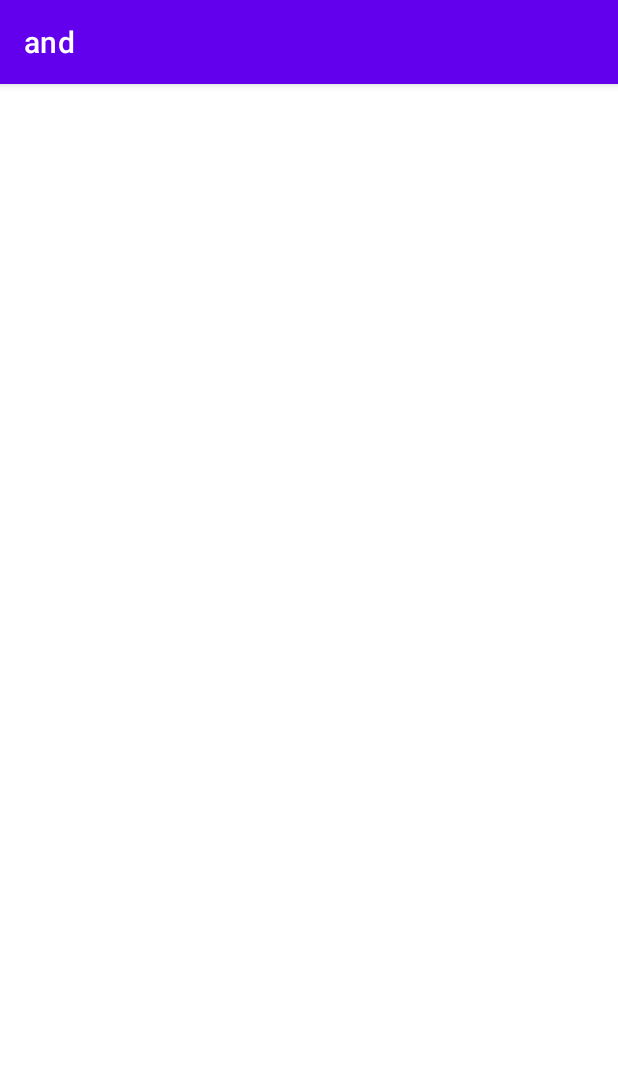
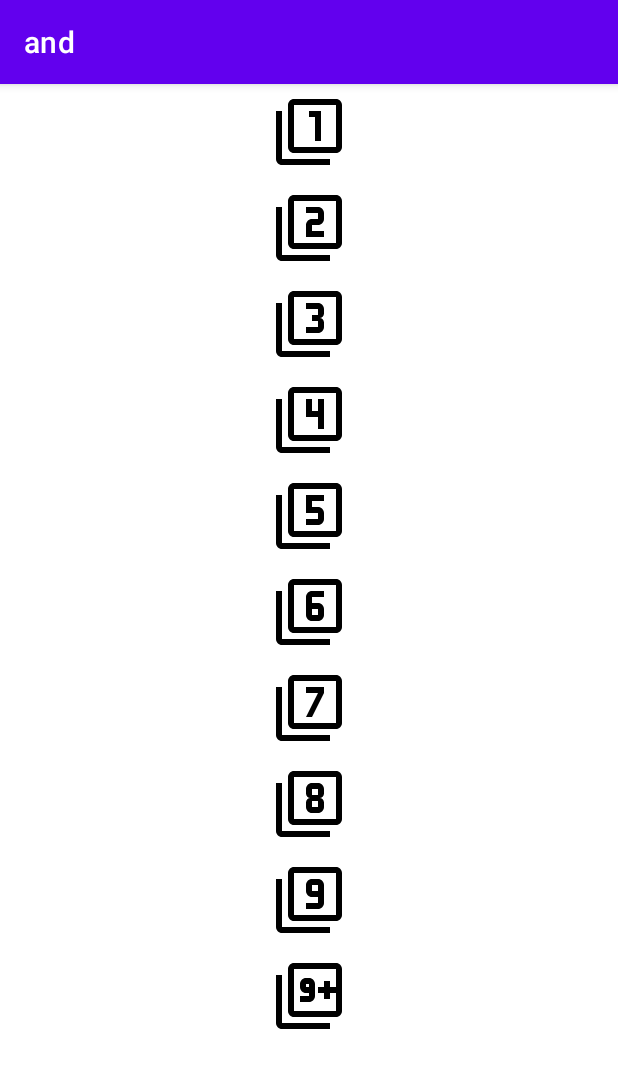
Before and after one commit to aleksandrgrigorev/and, an Android app: the screen it shows after launch (Activity), on a phone screen of 412 x 824 dp. Shown: the top 1068 px of the screen. Run offline under Robolectric (Android 15) with nearby library versions, the phone set to English and light mode, and no system bars.

Commit message:
FAT-52165: RecyclerView, AlertDialogFragment

```diff
--- a/app/build.gradle
+++ b/app/build.gradle
@@ -37,6 +37,7 @@ android {
 
 dependencies {
 
+    implementation 'androidx.recyclerview:recyclerview:1.2.1'
     implementation 'androidx.core:core-ktx:1.9.0'
     implementation 'androidx.fragment:fragment-ktx:1.5.5'
     implementation 'androidx.appcompat:appcompat:1.6.1'
--- a/app/src/main/java/com/and/and/Activity.kt
+++ b/app/src/main/java/com/and/and/Activity.kt
@@ -1,17 +1,14 @@
 package com.and.and
 
+import android.os.Bundle
 import androidx.appcompat.app.AppCompatActivity
-import android.os.Bundle
 
 class Activity : AppCompatActivity() {
 
     override fun onCreate(savedInstanceState: Bundle?) {
         super.onCreate(savedInstanceState)
         setContentView(R.layout.activity_main)
-        if (savedInstanceState == null) {
-            supportFragmentManager.beginTransaction()
-                .replace(R.id.container, SecondFragment())
-                .commitNow()
-        }
+        supportFragmentManager.beginTransaction().replace(R.id.frame_layout, ThirdFragment())
+            .commit()
     }
 }
--- /dev/null
+++ b/app/src/main/java/com/and/and/Adapter.kt
@@ -0,0 +1,46 @@
+package com.and.and
+
+import android.view.LayoutInflater
+import android.view.View
+import android.view.ViewGroup
+import androidx.recyclerview.widget.RecyclerView
+import com.google.android.material.imageview.ShapeableImageView
+
+class Adapter(private val itemList: ArrayList<Item>) :
+    RecyclerView.Adapter<Adapter.ItemViewHolder>() {
+
+    private lateinit var mListener: OnItemClickListener
+
+    interface OnItemClickListener {
+        fun onItemClick(position: Int)
+    }
+
+    fun setOnItemClickListener(listener: OnItemClickListener){
+        mListener = listener
+    }
+
+    override fun onCreateViewHolder(parent: ViewGroup, viewType: Int): ItemViewHolder {
+        val itemView =
+            LayoutInflater.from(parent.context).inflate(R.layout.list_item, parent, false)
+        return ItemViewHolder(itemView, mListener)
+    }
+
+    override fun getItemCount(): Int {
+        return itemList.size
+    }
+
+    override fun onBindViewHolder(holder: ItemViewHolder, position: Int) {
+        val currentItem = itemList[position]
+        holder.image.setImageResource(currentItem.image)
+    }
+
+    class ItemViewHolder(itemView: View, listener: OnItemClickListener) : RecyclerView.ViewHolder(itemView) {
+        val image: ShapeableImageView = itemView.findViewById(R.id.image)
+
+        init {
+            itemView.setOnClickListener {
+                listener.onItemClick(bindingAdapterPosition)
+            }
+        }
+    }
+}
--- /dev/null
+++ b/app/src/main/java/com/and/and/Item.kt
@@ -0,0 +1,3 @@
+package com.and.and
+
+data class Item(var image: Int)
--- /dev/null
+++ b/app/src/main/java/com/and/and/ThirdFragment.kt
@@ -0,0 +1,83 @@
+package com.and.and
+
+import android.app.AlertDialog
+import android.os.Bundle
+import android.view.LayoutInflater
+import android.view.View
+import android.view.ViewGroup
+import androidx.fragment.app.Fragment
+import androidx.recyclerview.widget.LinearLayoutManager
+import androidx.recyclerview.widget.RecyclerView
+
+class ThirdFragment : Fragment() {
+
+    private lateinit var adapter : Adapter
+    private lateinit var recyclerView: RecyclerView
+    private lateinit var itemArrayList : ArrayList<Item>
+
+    lateinit var imageId : Array<Int>
+
+    override fun onCreateView(
+        inflater: LayoutInflater, container: ViewGroup?,
+        savedInstanceState: Bundle?
+    ): View? {
+        return inflater.inflate(R.layout.fragment_third, container, false)
+    }
+
+    override fun onViewCreated(view: View, savedInstanceState: Bundle?) {
+        super.onViewCreated(view, savedInstanceState)
+        dataInitialize()
+        val layoutManager = LinearLayoutManager(context)
+        recyclerView = view.findViewById(R.id.recycler_view)
+        recyclerView.layoutManager = layoutManager
+        recyclerView.setHasFixedSize(true)
+        adapter = Adapter(itemArrayList)
+        recyclerView.adapter = adapter
+        adapter.setOnItemClickListener(object: Adapter.OnItemClickListener{
+            override fun onItemClick(position: Int) {
+                val message = when (position) {
+                    0 -> "1 (первый)"
+                    1 -> "2 (второй)"
+                    2 -> "3 (третий)"
+                    3 -> "4 (четвертый)"
+                    4 -> "5 (пятый)"
+                    5 -> "6 (шестой)"
+                    6 -> "7 (седьмой)"
+                    7 -> "8 (восьмой)"
+                    8 -> "9 (девятый)"
+                    9 -> "10 (десятый)"
+                    else -> "unknown"
+                }
+                showDialog(message)
+            }
+        })
+    }
+
+    private fun dataInitialize() {
+
+        itemArrayList = arrayListOf<Item>()
+
+        imageId = arrayOf(
+            R.drawable.baseline_filter_1_24,
+            R.drawable.baseline_filter_2_24,
+            R.drawable.baseline_filter_3_24,
+            R.drawable.baseline_filter_4_24,
+            R.drawable.baseline_filter_5_24,
+            R.drawable.baseline_filter_6_24,
+            R.drawable.baseline_filter_7_24,
+            R.drawable.baseline_filter_8_24,
+            R.drawable.baseline_filter_9_24,
+            R.drawable.baseline_filter_9_plus_24,
+        )
+
+        for (i in imageId.indices){
+            val item = Item(imageId[i])
+            itemArrayList.add(item)
+        }
+    }
+
+    private fun showDialog(message: String) {
+        val builder = AlertDialog.Builder(requireContext())
+        builder.setMessage(message).show()
+    }
+}
--- /dev/null
+++ b/app/src/main/res/drawable/baseline_filter_1_24.xml
@@ -0,0 +1,5 @@
+<vector android:height="24dp" android:tint="#000000"
+    android:viewportHeight="24" android:viewportWidth="24"
+    android:width="24dp" xmlns:android="http://schemas.android.com/apk/res/android">
+    <path android:fillColor="@android:color/white" android:pathData="M3,5L1,5v16c0,1.1 0.9,2 2,2h16v-2L3,21L3,5zM14,15h2L16,5h-4v2h2v8zM21,1L7,1c-1.1,0 -2,0.9 -2,2v14c0,1.1 0.9,2 2,2h14c1.1,0 2,-0.9 2,-2L23,3c0,-1.1 -0.9,-2 -2,-2zM21,17L7,17L7,3h14v14z"/>
+</vector>
--- /dev/null
+++ b/app/src/main/res/drawable/baseline_filter_2_24.xml
@@ -0,0 +1,5 @@
+<vector android:height="24dp" android:tint="#000000"
+    android:viewportHeight="24" android:viewportWidth="24"
+    android:width="24dp" xmlns:android="http://schemas.android.com/apk/res/android">
+    <path android:fillColor="@android:color/white" android:pathData="M3,5L1,5v16c0,1.1 0.9,2 2,2h16v-2L3,21L3,5zM21,1L7,1c-1.1,0 -2,0.9 -2,2v14c0,1.1 0.9,2 2,2h14c1.1,0 2,-0.9 2,-2L23,3c0,-1.1 -0.9,-2 -2,-2zM21,17L7,17L7,3h14v14zM17,13h-4v-2h2c1.1,0 2,-0.89 2,-2L17,7c0,-1.11 -0.9,-2 -2,-2h-4v2h4v2h-2c-1.1,0 -2,0.89 -2,2v4h6v-2z"/>
+</vector>
--- /dev/null
+++ b/app/src/main/res/drawable/baseline_filter_3_24.xml
@@ -0,0 +1,5 @@
+<vector android:height="24dp" android:tint="#000000"
+    android:viewportHeight="24" android:viewportWidth="24"
+    android:width="24dp" xmlns:android="http://schemas.android.com/apk/res/android">
+    <path android:fillColor="@android:color/white" android:pathData="M21,1L7,1c-1.1,0 -2,0.9 -2,2v14c0,1.1 0.9,2 2,2h14c1.1,0 2,-0.9 2,-2L23,3c0,-1.1 -0.9,-2 -2,-2zM21,17L7,17L7,3h14v14zM3,5L1,5v16c0,1.1 0.9,2 2,2h16v-2L3,21L3,5zM17,13v-1.5c0,-0.83 -0.67,-1.5 -1.5,-1.5 0.83,0 1.5,-0.67 1.5,-1.5L17,7c0,-1.11 -0.9,-2 -2,-2h-4v2h4v2h-2v2h2v2h-4v2h4c1.1,0 2,-0.89 2,-2z"/>
+</vector>
--- /dev/null
+++ b/app/src/main/res/drawable/baseline_filter_4_24.xml
@@ -0,0 +1,5 @@
+<vector android:height="24dp" android:tint="#000000"
+    android:viewportHeight="24" android:viewportWidth="24"
+    android:width="24dp" xmlns:android="http://schemas.android.com/apk/res/android">
+    <path android:fillColor="@android:color/white" android:pathData="M3,5L1,5v16c0,1.1 0.9,2 2,2h16v-2L3,21L3,5zM15,15h2L17,5h-2v4h-2L13,5h-2v6h4v4zM21,1L7,1c-1.1,0 -2,0.9 -2,2v14c0,1.1 0.9,2 2,2h14c1.1,0 2,-0.9 2,-2L23,3c0,-1.1 -0.9,-2 -2,-2zM21,17L7,17L7,3h14v14z"/>
+</vector>
--- /dev/null
+++ b/app/src/main/res/drawable/baseline_filter_5_24.xml
@@ -0,0 +1,5 @@
+<vector android:height="24dp" android:tint="#000000"
+    android:viewportHeight="24" android:viewportWidth="24"
+    android:width="24dp" xmlns:android="http://schemas.android.com/apk/res/android">
+    <path android:fillColor="@android:color/white" android:pathData="M21,1L7,1c-1.1,0 -2,0.9 -2,2v14c0,1.1 0.9,2 2,2h14c1.1,0 2,-0.9 2,-2L23,3c0,-1.1 -0.9,-2 -2,-2zM21,17L7,17L7,3h14v14zM3,5L1,5v16c0,1.1 0.9,2 2,2h16v-2L3,21L3,5zM17,13v-2c0,-1.11 -0.9,-2 -2,-2h-2L13,7h4L17,5h-6v6h4v2h-4v2h4c1.1,0 2,-0.89 2,-2z"/>
+</vector>
--- /dev/null
+++ b/app/src/main/res/drawable/baseline_filter_6_24.xml
@@ -0,0 +1,5 @@
+<vector android:height="24dp" android:tint="#000000"
+    android:viewportHeight="24" android:viewportWidth="24"
+    android:width="24dp" xmlns:android="http://schemas.android.com/apk/res/android">
+    <path android:fillColor="@android:color/white" android:pathData="M3,5L1,5v16c0,1.1 0.9,2 2,2h16v-2L3,21L3,5zM21,1L7,1c-1.1,0 -2,0.9 -2,2v14c0,1.1 0.9,2 2,2h14c1.1,0 2,-0.9 2,-2L23,3c0,-1.1 -0.9,-2 -2,-2zM21,17L7,17L7,3h14v14zM13,15h2c1.1,0 2,-0.89 2,-2v-2c0,-1.11 -0.9,-2 -2,-2h-2L13,7h4L17,5h-4c-1.1,0 -2,0.89 -2,2v6c0,1.11 0.9,2 2,2zM13,11h2v2h-2v-2z"/>
+</vector>
--- /dev/null
+++ b/app/src/main/res/drawable/baseline_filter_7_24.xml
@@ -0,0 +1,5 @@
+<vector android:height="24dp" android:tint="#000000"
+    android:viewportHeight="24" android:viewportWidth="24"
+    android:width="24dp" xmlns:android="http://schemas.android.com/apk/res/android">
+    <path android:fillColor="@android:color/white" android:pathData="M3,5L1,5v16c0,1.1 0.9,2 2,2h16v-2L3,21L3,5zM21,1L7,1c-1.1,0 -2,0.9 -2,2v14c0,1.1 0.9,2 2,2h14c1.1,0 2,-0.9 2,-2L23,3c0,-1.1 -0.9,-2 -2,-2zM21,17L7,17L7,3h14v14zM13,15l4,-8L17,5h-6v2h4l-4,8h2z"/>
+</vector>
--- /dev/null
+++ b/app/src/main/res/drawable/baseline_filter_8_24.xml
@@ -0,0 +1,5 @@
+<vector android:height="24dp" android:tint="#000000"
+    android:viewportHeight="24" android:viewportWidth="24"
+    android:width="24dp" xmlns:android="http://schemas.android.com/apk/res/android">
+    <path android:fillColor="@android:color/white" android:pathData="M3,5L1,5v16c0,1.1 0.9,2 2,2h16v-2L3,21L3,5zM21,1L7,1c-1.1,0 -2,0.9 -2,2v14c0,1.1 0.9,2 2,2h14c1.1,0 2,-0.9 2,-2L23,3c0,-1.1 -0.9,-2 -2,-2zM21,17L7,17L7,3h14v14zM13,15h2c1.1,0 2,-0.89 2,-2v-1.5c0,-0.83 -0.67,-1.5 -1.5,-1.5 0.83,0 1.5,-0.67 1.5,-1.5L17,7c0,-1.11 -0.9,-2 -2,-2h-2c-1.1,0 -2,0.89 -2,2v1.5c0,0.83 0.67,1.5 1.5,1.5 -0.83,0 -1.5,0.67 -1.5,1.5L11,13c0,1.11 0.9,2 2,2zM13,7h2v2h-2L13,7zM13,11h2v2h-2v-2z"/>
+</vector>
--- /dev/null
+++ b/app/src/main/res/drawable/baseline_filter_9_24.xml
@@ -0,0 +1,5 @@
+<vector android:height="24dp" android:tint="#000000"
+    android:viewportHeight="24" android:viewportWidth="24"
+    android:width="24dp" xmlns:android="http://schemas.android.com/apk/res/android">
+    <path android:fillColor="@android:color/white" android:pathData="M3,5L1,5v16c0,1.1 0.9,2 2,2h16v-2L3,21L3,5zM21,1L7,1c-1.1,0 -2,0.9 -2,2v14c0,1.1 0.9,2 2,2h14c1.1,0 2,-0.9 2,-2L23,3c0,-1.1 -0.9,-2 -2,-2zM21,17L7,17L7,3h14v14zM15,5h-2c-1.1,0 -2,0.89 -2,2v2c0,1.11 0.9,2 2,2h2v2h-4v2h4c1.1,0 2,-0.89 2,-2L17,7c0,-1.11 -0.9,-2 -2,-2zM15,9h-2L13,7h2v2z"/>
+</vector>
--- /dev/null
+++ b/app/src/main/res/drawable/baseline_filter_9_plus_24.xml
@@ -0,0 +1,5 @@
+<vector android:height="24dp" android:tint="#000000"
+    android:viewportHeight="24" android:viewportWidth="24"
+    android:width="24dp" xmlns:android="http://schemas.android.com/apk/res/android">
+    <path android:fillColor="@android:color/white" android:pathData="M3,5L1,5v16c0,1.1 0.9,2 2,2h16v-2L3,21L3,5zM14,12L14,8c0,-1.11 -0.9,-2 -2,-2h-1c-1.1,0 -2,0.89 -2,2v1c0,1.11 0.9,2 2,2h1v1L9,12v2h3c1.1,0 2,-0.89 2,-2zM11,9L11,8h1v1h-1zM21,1L7,1c-1.1,0 -2,0.9 -2,2v14c0,1.1 0.9,2 2,2h14c1.1,0 2,-0.9 2,-2L23,3c0,-1.1 -0.9,-2 -2,-2zM21,9h-2L19,7h-2v2h-2v2h2v2h2v-2h2v6L7,17L7,3h14v6z"/>
+</vector>
--- a/app/src/main/res/layout/activity_main.xml
+++ b/app/src/main/res/layout/activity_main.xml
@@ -1,7 +1,20 @@
 <?xml version="1.0" encoding="utf-8"?>
-<FrameLayout xmlns:android="http://schemas.android.com/apk/res/android"
+<androidx.constraintlayout.widget.ConstraintLayout xmlns:android="http://schemas.android.com/apk/res/android"
+    xmlns:app="http://schemas.android.com/apk/res-auto"
     xmlns:tools="http://schemas.android.com/tools"
     android:id="@+id/container"
     android:layout_width="match_parent"
     android:layout_height="match_parent"
-    tools:context=".Activity" />
+    tools:context=".Activity">
+
+    <FrameLayout
+        android:id="@+id/frame_layout"
+        android:layout_width="match_parent"
+        android:layout_height="match_parent"
+        app:layout_constraintBottom_toBottomOf="parent"
+        app:layout_constraintEnd_toEndOf="parent"
+        app:layout_constraintStart_toStartOf="parent"
+        app:layout_constraintTop_toTopOf="parent">
+
+    </FrameLayout>
+</androidx.constraintlayout.widget.ConstraintLayout>
--- /dev/null
+++ b/app/src/main/res/layout/fragment_third.xml
@@ -0,0 +1,13 @@
+<?xml version="1.0" encoding="utf-8"?>
+<FrameLayout xmlns:android="http://schemas.android.com/apk/res/android"
+    xmlns:tools="http://schemas.android.com/tools"
+    android:layout_width="match_parent"
+    android:layout_height="match_parent"
+    tools:context=".ThirdFragment">
+
+    <androidx.recyclerview.widget.RecyclerView
+        android:id="@+id/recycler_view"
+        android:layout_width="match_parent"
+        android:layout_height="match_parent"
+        tools:listitem="@layout/list_item"/>
+</FrameLayout>
--- /dev/null
+++ b/app/src/main/res/layout/list_item.xml
@@ -0,0 +1,17 @@
+<?xml version="1.0" encoding="utf-8"?>
+<androidx.constraintlayout.widget.ConstraintLayout xmlns:android="http://schemas.android.com/apk/res/android"
+    xmlns:app="http://schemas.android.com/apk/res-auto"
+    android:layout_width="match_parent"
+    android:layout_height="wrap_content"
+    android:layout_margin="8dp">
+
+    <com.google.android.material.imageview.ShapeableImageView
+        android:id="@+id/image"
+        android:layout_width="match_parent"
+        android:layout_height="48dp"
+        android:src="@drawable/baseline_filter_1_24"
+        app:layout_constraintStart_toStartOf="parent"
+        app:layout_constraintEnd_toEndOf="parent"
+        app:layout_constraintTop_toTopOf="parent" />
+
+</androidx.constraintlayout.widget.ConstraintLayout>
--- /dev/null
+++ b/app/src/main/res/values/dimens.xml
@@ -0,0 +1,4 @@
+<?xml version="1.0" encoding="utf-8"?>
+<resources>
+    <dimen name="text_margin">16dp</dimen>
+</resources>
--- a/app/src/main/res/values/strings.xml
+++ b/app/src/main/res/values/strings.xml
@@ -3,4 +3,5 @@
     <string name="hello">Hello</string>
     <string name="andersen">Andersen</string>
     <string name="input_text">input text</string>
+    <string name="ok">OK</string>
 </resources>
```
